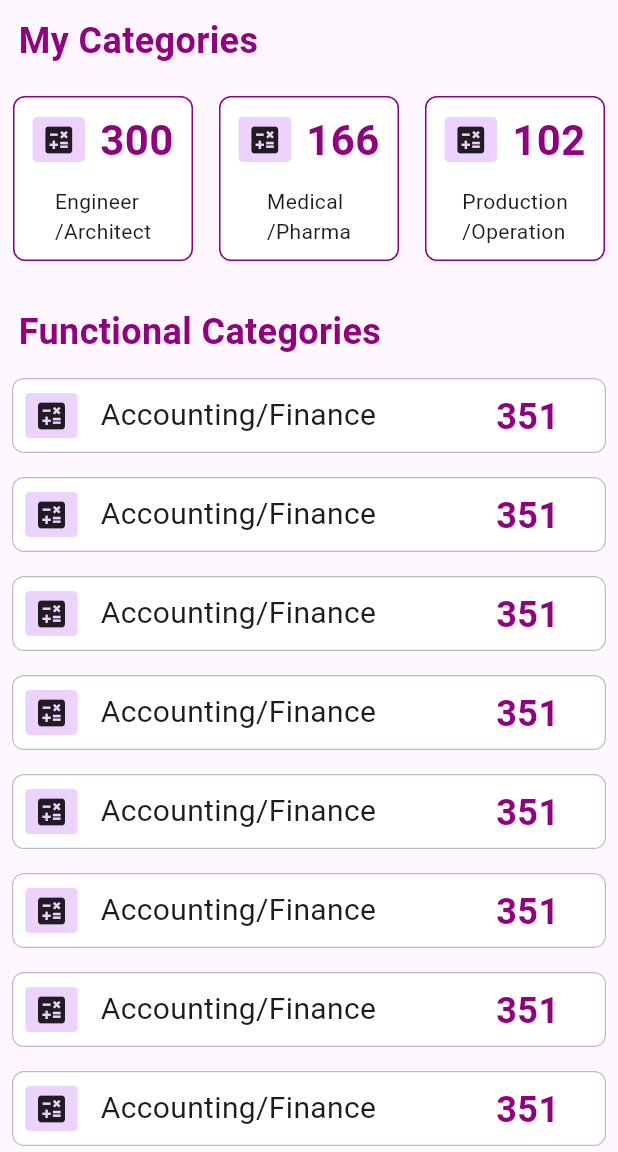
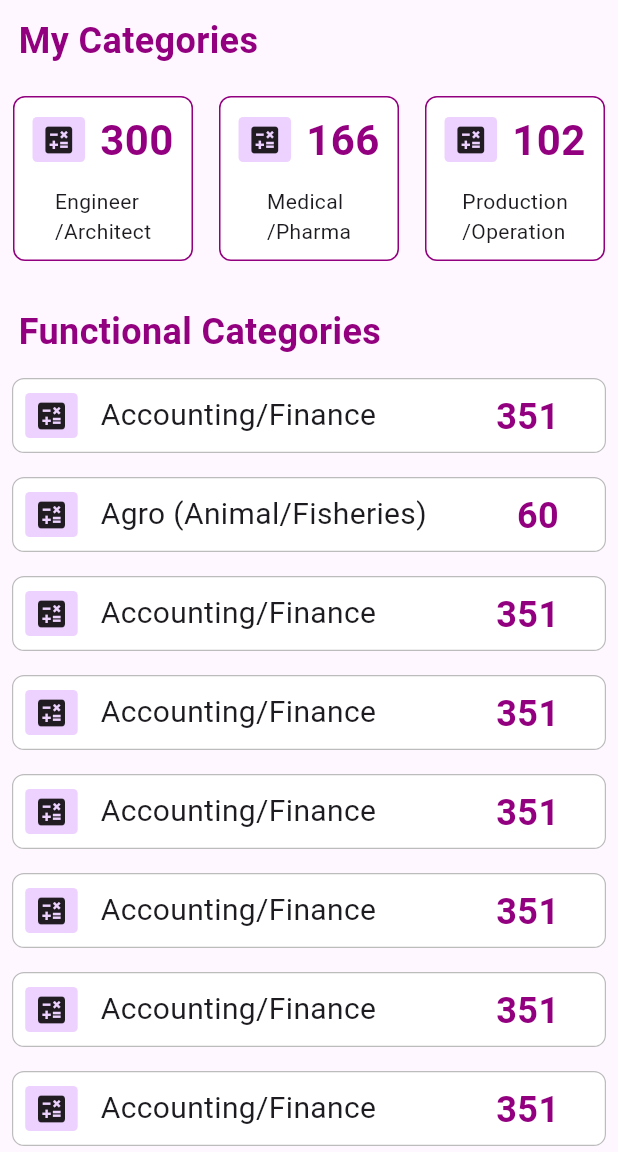
Before and after one commit to ArifHossain123/bd_job_categories, a Flutter app: the screen it shows after launch, on a phone screen of 412 x 824 dp, the part 84-1236 px from its top. Run offline on Flutter 3.47's test engine with Material 3 defaults, Android fonts, the phone set to English and light mode, and no system bars.

Commit message:
Functional Categories

```diff
--- a/lib/main.dart
+++ b/lib/main.dart
@@ -332,18 +332,18 @@ class BdJobCategories extends StatelessWidget {
                             width: 10,
                           ),
                           const Text(
-                            ' Accounting/Finance',
+                            ' Agro (Animal/Fisheries)',
                             style: TextStyle(
                               fontSize: 20,
                             ),
                           ),
                           const SizedBox(
-                            width: 80,
+                            width: 60,
                           ),
                           const Row(
                             children: [
                               Text(
-                                '351',
+                                '60',
                                 style: TextStyle(
                                   color: Color.fromARGB(255, 147, 0, 127),
                                   fontSize: 24,
```
